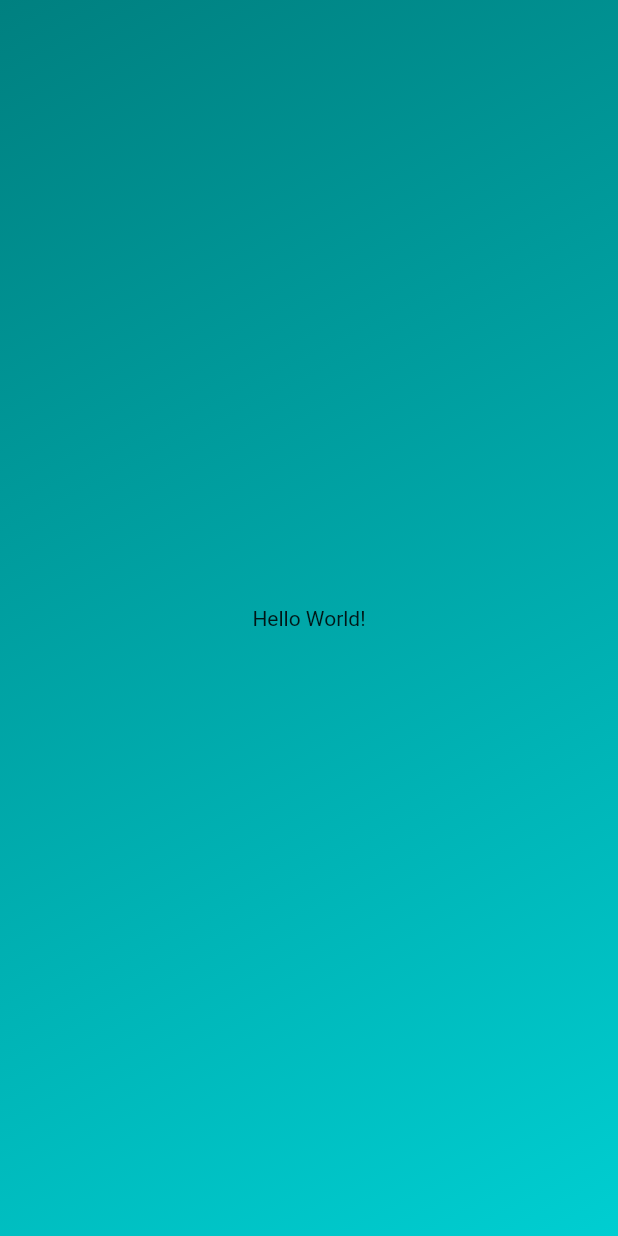
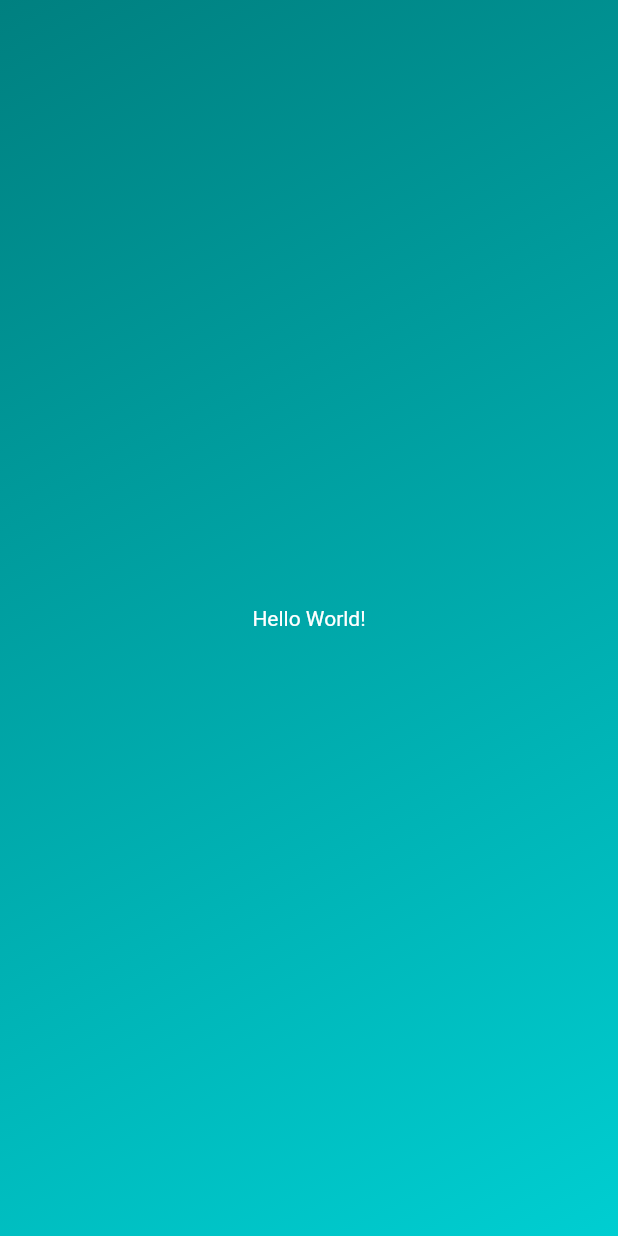
Before and after one commit to bluegrass322/learn-flutter, a Flutter app: the screen it shows after launch, on a phone screen of 412 x 824 dp. Run offline on Flutter 3.47's test engine with Material 2 defaults, Android fonts, the phone set to English and light mode, and no system bars.

Commit message:
create TextDefault widget

```diff
--- a/first_app/lib/components/gradient_container.dart
+++ b/first_app/lib/components/gradient_container.dart
@@ -1,4 +1,5 @@
 import 'package:flutter/material.dart';
+import 'package:first_app/components/text_default.dart';
 
 const startAlignment = Alignment.topLeft;
 const endAlignment = Alignment.bottomRight;
@@ -20,7 +21,7 @@ class GradientContainer extends StatelessWidget {
         )
       ),
       child: const Center(
-        child: Text('Hello World!'),
+        child: TextDefault('Hello World!'),
       ),
     );
   }
--- /dev/null
+++ b/first_app/lib/components/text_default.dart
@@ -0,0 +1,18 @@
+import 'package:flutter/material.dart';
+
+class TextDefault extends StatelessWidget {
+  const TextDefault(this.text, {super.key});
+
+  final String text;
+
+  @override
+  Widget build(context) {
+    return Text(
+      text,
+      style: const TextStyle(
+        color: Colors.white,
+        fontSize: 14,
+      ),
+    );
+  }
+}
```
